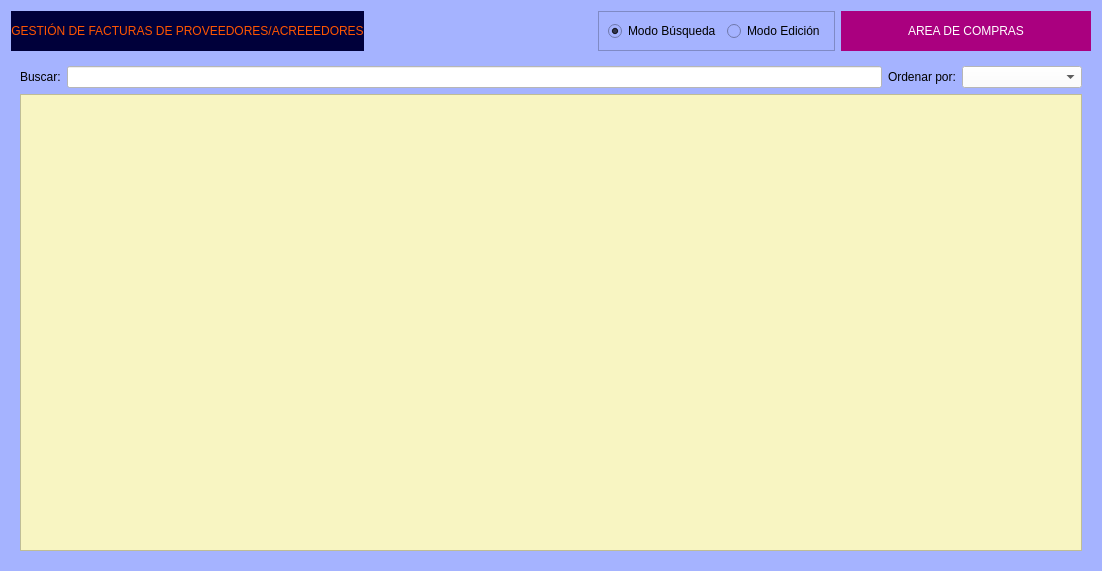
arcnexus/RedFoX, file Zona_Compras/frmfacturasproveedor.ui: the form before one commit.
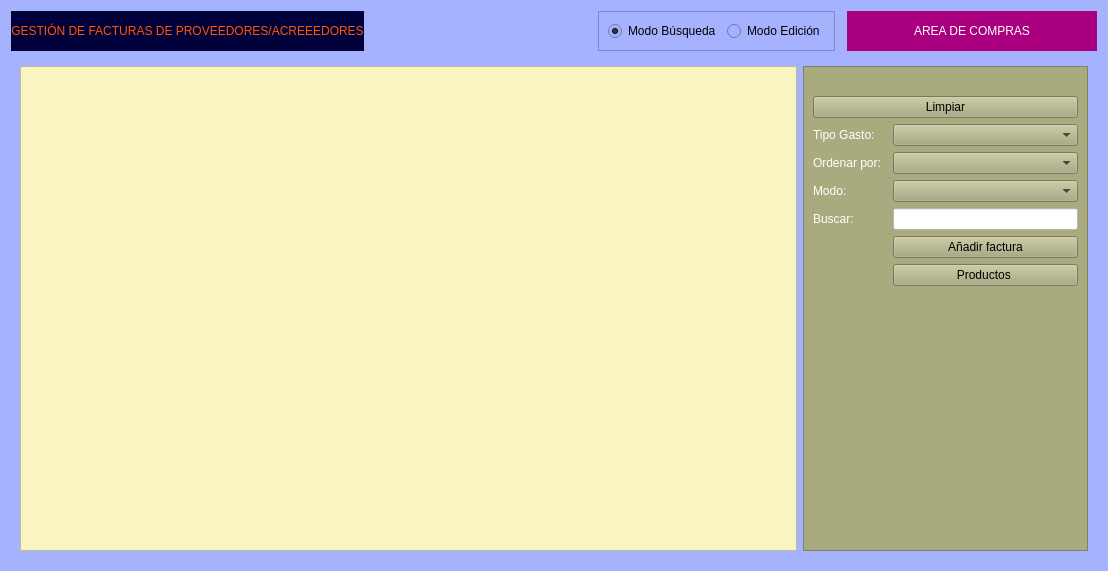
The form after the commit. Icons and pictures are not drawn.

The edit to the form file:
```diff
--- a/Zona_Compras/frmfacturasproveedor.ui
+++ b/Zona_Compras/frmfacturasproveedor.ui
@@ -6,7 +6,7 @@
    <rect>
     <x>0</x>
     <y>0</y>
-    <width>1102</width>
+    <width>1108</width>
     <height>571</height>
    </rect>
   </property>
@@ -21,26 +21,6 @@
    <string notr="true">background-color: rgb(165, 179, 255);</string>
   </property>
   <layout class="QGridLayout" name="gridLayout_2">
-   <item row="0" column="3">
-    <widget class="QLabel" name="label_30">
-     <property name="minimumSize">
-      <size>
-       <width>250</width>
-       <height>0</height>
-      </size>
-     </property>
-     <property name="styleSheet">
-      <string notr="true">background-color: rgb(170, 0, 127);
-color: rgb(255, 255, 255);</string>
-     </property>
-     <property name="text">
-      <string>AREA DE COMPRAS</string>
-     </property>
-     <property name="alignment">
-      <set>Qt::AlignCenter</set>
-     </property>
-    </widget>
-   </item>
    <item row="0" column="0">
     <widget class="QLabel" name="label_36">
      <property name="minimumSize">
@@ -62,7 +42,69 @@
      </property>
     </widget>
    </item>
-   <item row="1" column="0" colspan="4">
+   <item row="0" column="1">
+    <spacer name="horizontalSpacer">
+     <property name="orientation">
+      <enum>Qt::Horizontal</enum>
+     </property>
+     <property name="sizeHint" stdset="0">
+      <size>
+       <width>293</width>
+       <height>20</height>
+      </size>
+     </property>
+    </spacer>
+   </item>
+   <item row="0" column="2">
+    <widget class="QFrame" name="frame">
+     <property name="frameShape">
+      <enum>QFrame::StyledPanel</enum>
+     </property>
+     <property name="frameShadow">
+      <enum>QFrame::Raised</enum>
+     </property>
+     <layout class="QHBoxLayout" name="horizontalLayout_10">
+      <item>
+       <widget class="QRadioButton" name="radBusqueda">
+        <property name="text">
+         <string>Modo Búsqueda</string>
+        </property>
+        <property name="checked">
+         <bool>true</bool>
+        </property>
+       </widget>
+      </item>
+      <item>
+       <widget class="QRadioButton" name="radEdicion">
+        <property name="text">
+         <string>Modo Edición</string>
+        </property>
+       </widget>
+      </item>
+     </layout>
+    </widget>
+   </item>
+   <item row="0" column="4">
+    <widget class="QLabel" name="label_30">
+     <property name="minimumSize">
+      <size>
+       <width>250</width>
+       <height>0</height>
+      </size>
+     </property>
+     <property name="styleSheet">
+      <string notr="true">background-color: rgb(170, 0, 127);
+color: rgb(255, 255, 255);</string>
+     </property>
+     <property name="text">
+      <string>AREA DE COMPRAS</string>
+     </property>
+     <property name="alignment">
+      <set>Qt::AlignCenter</set>
+     </property>
+    </widget>
+   </item>
+   <item row="1" column="0" colspan="5">
     <widget class="QStackedWidget" name="stackedWidget">
      <property name="currentIndex">
       <number>1</number>
@@ -2342,46 +2384,8 @@
       </layout>
      </widget>
      <widget class="QWidget" name="page_2">
-      <layout class="QGridLayout" name="gridLayout_12">
+      <layout class="QGridLayout" name="gridLayout_14">
        <item row="0" column="0">
-        <layout class="QHBoxLayout" name="horizontalLayout_5">
-         <item>
-          <widget class="QLabel" name="label_33">
-           <property name="text">
-            <string>Buscar:</string>
-           </property>
-          </widget>
-         </item>
-         <item>
-          <widget class="QLineEdit" name="txtBuscar">
-           <property name="styleSheet">
-            <string notr="true">background-color: rgb(255, 255, 255);</string>
-           </property>
-          </widget>
-         </item>
-         <item>
-          <widget class="QLabel" name="label_34">
-           <property name="text">
-            <string>Ordenar por:</string>
-           </property>
-          </widget>
-         </item>
-         <item>
-          <widget class="QComboBox" name="cboOrden">
-           <property name="minimumSize">
-            <size>
-             <width>120</width>
-             <height>0</height>
-            </size>
-           </property>
-           <property name="styleSheet">
-            <string notr="true">background-color: rgb(255, 255, 255);</string>
-           </property>
-          </widget>
-         </item>
-        </layout>
-       </item>
-       <item row="1" column="0">
         <widget class="QTableView" name="tabla">
          <property name="styleSheet">
           <string notr="true">alternate-background-color: rgb(255, 255, 255);
@@ -2404,6 +2408,165 @@
          </attribute>
         </widget>
        </item>
+       <item row="0" column="1">
+        <widget class="QFrame" name="frame_5">
+         <property name="maximumSize">
+          <size>
+           <width>285</width>
+           <height>16777215</height>
+          </size>
+         </property>
+         <property name="styleSheet">
+          <string notr="true">background-color: rgb(170, 170, 127);</string>
+         </property>
+         <property name="frameShape">
+          <enum>QFrame::StyledPanel</enum>
+         </property>
+         <property name="frameShadow">
+          <enum>QFrame::Plain</enum>
+         </property>
+         <property name="lineWidth">
+          <number>3</number>
+         </property>
+         <property name="midLineWidth">
+          <number>0</number>
+         </property>
+         <layout class="QGridLayout" name="gridLayout_12">
+          <item row="5" column="2">
+           <widget class="QLabel" name="label_70">
+            <property name="styleSheet">
+             <string notr="true">color: rgb(255, 255, 255);</string>
+            </property>
+            <property name="text">
+             <string>Buscar:</string>
+            </property>
+           </widget>
+          </item>
+          <item row="2" column="4">
+           <widget class="QComboBox" name="cbogastos">
+            <property name="autoFillBackground">
+             <bool>false</bool>
+            </property>
+           </widget>
+          </item>
+          <item row="7" column="4">
+           <widget class="QPushButton" name="btnAnadir_2">
+            <property name="autoFillBackground">
+             <bool>false</bool>
+            </property>
+            <property name="text">
+             <string>Añadir factura</string>
+            </property>
+            <property name="icon">
+             <iconset resource="../maya.qrc">
+              <normaloff>:/Icons/PNG/add.png</normaloff>:/Icons/PNG/add.png</iconset>
+            </property>
+            <property name="iconSize">
+             <size>
+              <width>15</width>
+              <height>15</height>
+             </size>
+            </property>
+           </widget>
+          </item>
+          <item row="1" column="2" colspan="3">
+           <widget class="QPushButton" name="btnClear">
+            <property name="autoFillBackground">
+             <bool>false</bool>
+            </property>
+            <property name="text">
+             <string>Limpiar</string>
+            </property>
+            <property name="icon">
+             <iconset resource="../maya.qrc">
+              <normaloff>:/Icons/PNG/clean.png</normaloff>:/Icons/PNG/clean.png</iconset>
+            </property>
+           </widget>
+          </item>
+          <item row="2" column="2">
+           <widget class="QLabel" name="label_38">
+            <property name="styleSheet">
+             <string notr="true">color: rgb(255, 255, 255);</string>
+            </property>
+            <property name="text">
+             <string>Tipo Gasto:</string>
+            </property>
+           </widget>
+          </item>
+          <item row="5" column="4">
+           <widget class="QLineEdit" name="txtBuscar">
+            <property name="styleSheet">
+             <string notr="true">background-color: rgb(255, 255, 255);</string>
+            </property>
+           </widget>
+          </item>
+          <item row="3" column="4">
+           <widget class="QComboBox" name="cboOrden">
+            <property name="autoFillBackground">
+             <bool>false</bool>
+            </property>
+           </widget>
+          </item>
+          <item row="8" column="4">
+           <widget class="QPushButton" name="btnArticulos">
+            <property name="text">
+             <string>Productos </string>
+            </property>
+            <property name="icon">
+             <iconset resource="../maya.qrc">
+              <normaloff>:/Icons/PNG/Box.png</normaloff>:/Icons/PNG/Box.png</iconset>
+            </property>
+           </widget>
+          </item>
+          <item row="3" column="2">
+           <widget class="QLabel" name="label_37">
+            <property name="styleSheet">
+             <string notr="true">color: rgb(255, 255, 255);</string>
+            </property>
+            <property name="text">
+             <string>Ordenar por:</string>
+            </property>
+           </widget>
+          </item>
+          <item row="4" column="2">
+           <widget class="QLabel" name="label_39">
+            <property name="styleSheet">
+             <string notr="true">color: rgb(255, 255, 255);</string>
+            </property>
+            <property name="text">
+             <string>Modo:</string>
+            </property>
+           </widget>
+          </item>
+          <item row="4" column="4">
+           <widget class="QComboBox" name="cboModo"/>
+          </item>
+          <item row="9" column="4">
+           <spacer name="verticalSpacer_5">
+            <property name="orientation">
+             <enum>Qt::Vertical</enum>
+            </property>
+            <property name="sizeHint" stdset="0">
+             <size>
+              <width>20</width>
+              <height>40</height>
+             </size>
+            </property>
+           </spacer>
+          </item>
+          <item row="0" column="4">
+           <widget class="QLabel" name="label_33">
+            <property name="text">
+             <string/>
+            </property>
+            <property name="pixmap">
+             <pixmap resource="../maya.qrc">:/Icons/PNG/busca_filtra.png</pixmap>
+            </property>
+           </widget>
+          </item>
+         </layout>
+        </widget>
+       </item>
       </layout>
      </widget>
     </widget>
```
Left out of the diff: 43 changed lines with no effect on the pictures.
